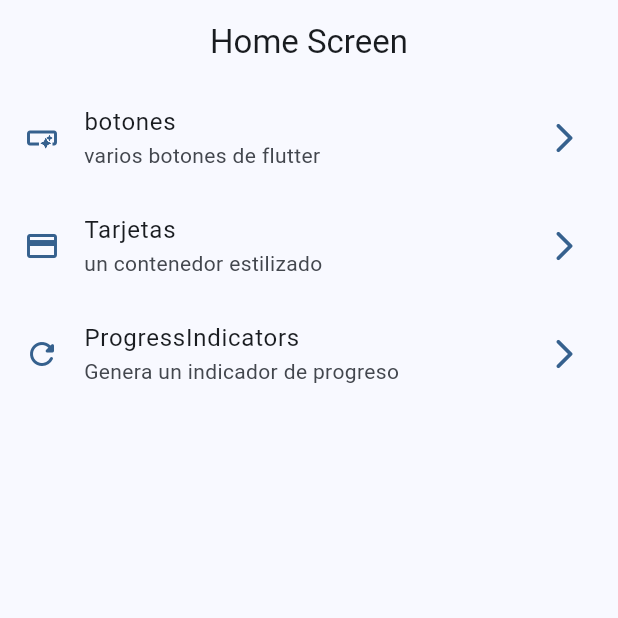
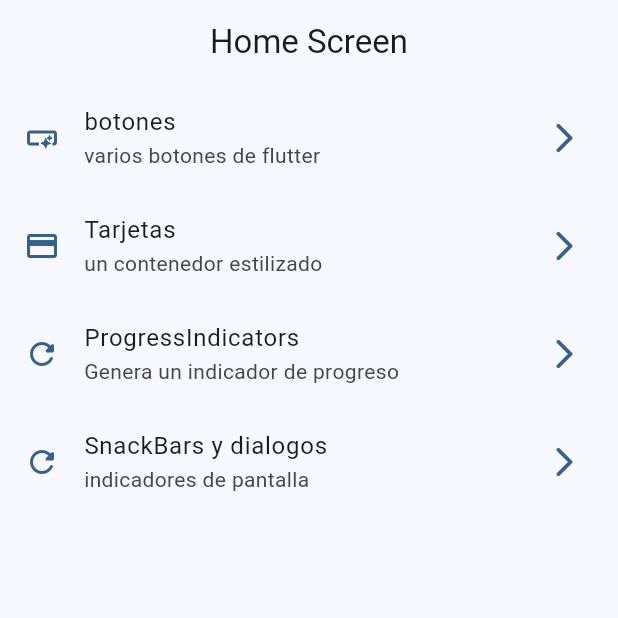
Before and after one commit to Jano-C/widget_app, a Flutter app: the screen it shows after launch, on a phone screen of 412 x 824 dp, the top half of it. Run offline on Flutter 3.47's test engine with Material 3 defaults, Android fonts, the phone set to English and light mode, and no system bars; our stand-ins replace go_router.

Commit message:
SnackBars

```diff
--- a/lib/config/menu/menu_items.dart
+++ b/lib/config/menu/menu_items.dart
@@ -34,4 +34,10 @@ const appMenuItems = <MenuItems>[
     link: '/progress',
     icon: Icons.refresh_rounded,
   ),
+  MenuItems(
+    title: 'SnackBars y dialogos',
+    subtitle: 'indicadores de pantalla',
+    link: '/snackbars',
+    icon: Icons.refresh_rounded,
+  ),
 ];
--- a/lib/config/router/app_router.dart
+++ b/lib/config/router/app_router.dart
@@ -1,5 +1,6 @@
 import 'package:go_router/go_router.dart';
 import 'package:widget_app/presentation/screens/screens.dart';
+
 
 
 // GoRouter configuration
@@ -23,5 +24,9 @@ final appRouter = GoRouter(
       path: '/progress',
       builder: (context, state) => ProgressScreen(),
     ),
+    GoRoute(
+      path: '/snackbars',
+      builder: (context, state) => SnackbarScreen(),
+    ),
   ],
 );
--- a/lib/main.dart
+++ b/lib/main.dart
@@ -12,6 +12,7 @@ class MainApp extends StatelessWidget {
   @override
   Widget build(BuildContext context) {
     return  MaterialApp.router(
+      title: 'Flutter Widgets',
       debugShowCheckedModeBanner: false,
       theme: AppTheme(selectedColor: 0).getTheme(),
       routerConfig: appRouter,
--- a/lib/presentation/screens/screens.dart
+++ b/lib/presentation/screens/screens.dart
@@ -1,3 +1,5 @@
+
+
 export 'package:flutter/material.dart';
 export 'package:widget_app/presentation/screens/animated/animated_screen.dart';
 export 'package:widget_app/presentation/screens/app_tutorial/app_tutorial_screen.dart';
@@ -7,3 +9,4 @@ export 'package:widget_app/presentation/screens/ui_controls/ui_controls_screen.d
 export 'package:widget_app/presentation/screens/buttons/buttons_screen.dart';
 export 'package:widget_app/presentation/screens/cards/cards_screen.dart';
 export 'package:widget_app/presentation/screens/home/home_screen.dart';
+export 'package:widget_app/presentation/screens/snackbar/snackbar_screen.dart';
```
Also changed, not shown: lib/presentation/screens/snackbar/snackbar_screen.dart (+72 -1 lines).
